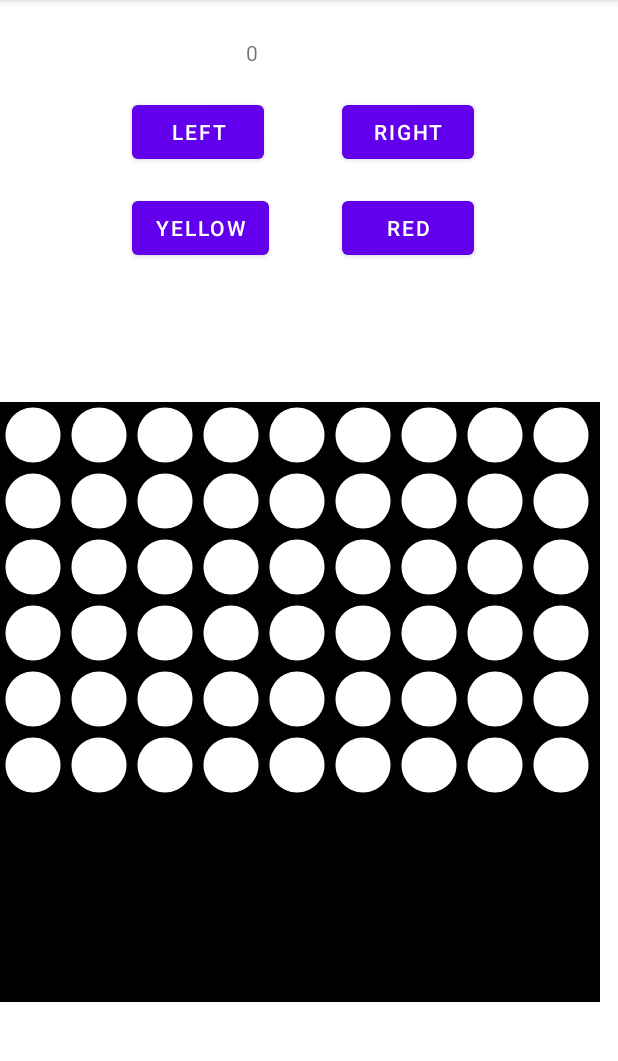
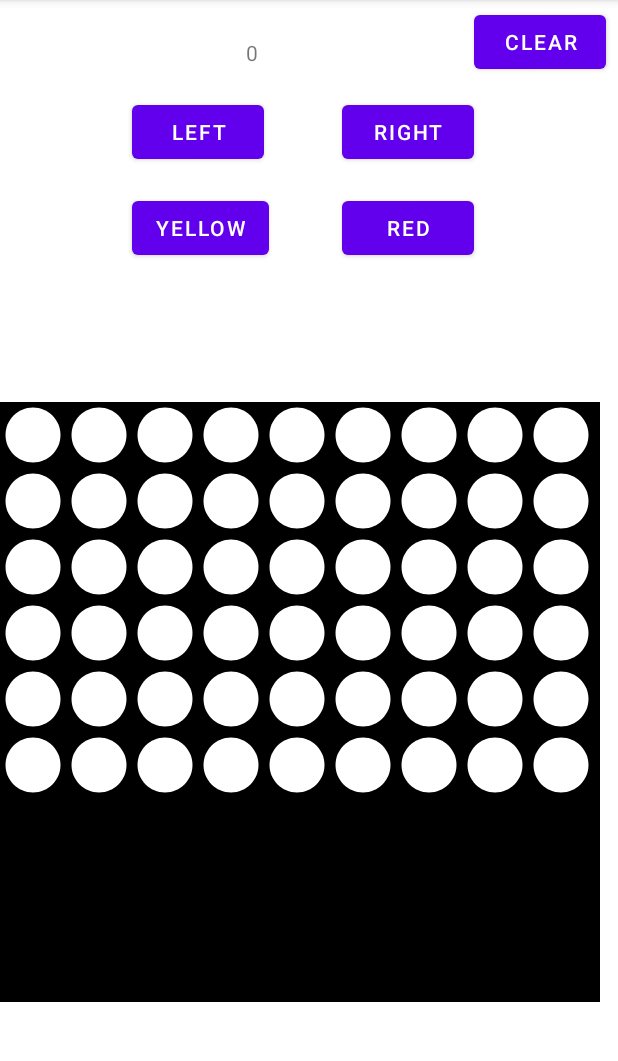
Before and after one commit to widekobe2248/CS4103, an Android app: the screen it shows after launch (MainActivity), on a phone screen of 412 x 824 dp, the part 84-1145 px from its top. Run offline under Robolectric (Android 15) with nearby library versions, the phone set to English and light mode, and no system bars.

Commit message:
Add clear board

```diff
--- a/app/src/main/java/com/example/hw4_test/MainActivity.kt
+++ b/app/src/main/java/com/example/hw4_test/MainActivity.kt
@@ -65,6 +65,14 @@ class Board(val gridLayout: GridLayout, val context: Context) {
         }
 
         this.board[testRow][column].fillSpot(piece)
+    }
+
+    fun clearBoard() {
+        for (i in 0 until this.gridLayout.rowCount) {
+            for (j in 0 until this.gridLayout.columnCount) {
+                this.board[i][j].overrideSpot(0)
+            }
+        }
     }
 }
 
@@ -149,6 +157,13 @@ class MainActivity : AppCompatActivity() {
 
         }
 
+        // clear
+        val clearButton = findViewById<Button>(R.id.clear)
+        clearButton?.setOnClickListener {
+             board.clearBoard()
+
+        }
+
 
     }
 
--- a/app/src/main/res/layout/activity_main.xml
+++ b/app/src/main/res/layout/activity_main.xml
@@ -24,6 +24,16 @@
         android:layout_marginStart="228dp"
         android:layout_marginTop="128dp"
         android:text="red"
+        app:layout_constraintStart_toStartOf="parent"
+        app:layout_constraintTop_toTopOf="parent" />
+
+    <Button
+        android:id="@+id/clear"
+        android:layout_width="wrap_content"
+        android:layout_height="wrap_content"
+        android:layout_marginStart="316dp"
+        android:layout_marginTop="4dp"
+        android:text="clear"
         app:layout_constraintStart_toStartOf="parent"
         app:layout_constraintTop_toTopOf="parent" />
 
```
